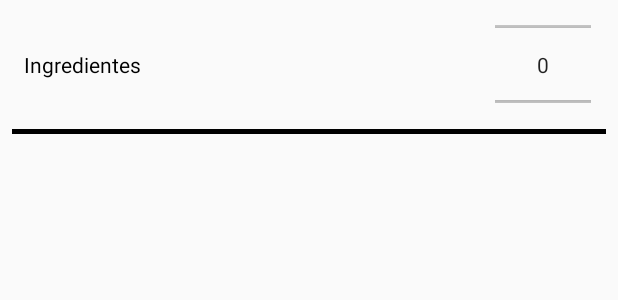
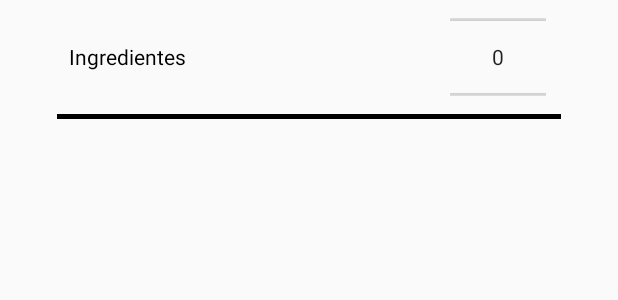
Before and after one commit to mariofelesdossantosjunior/DesafioDextra, an Android app: the layout row_add_ingre.xml on its own in the app's theme, with its tools: preview values and no code run, on a phone screen of 412 x 824 dp. Shown: the top 300 px of the screen. Run offline under Robolectric (Android 15) with nearby library versions, the phone set to English and light mode, and no system bars.

Commit message:
replace size component

```diff
--- a/app/src/main/res/layout/row_add_ingre.xml
+++ b/app/src/main/res/layout/row_add_ingre.xml
@@ -3,7 +3,9 @@
     xmlns:app="http://schemas.android.com/apk/res-auto"
     xmlns:tools="http://schemas.android.com/tools"
     android:layout_width="match_parent"
-    android:layout_height="wrap_content">
+    android:layout_height="wrap_content"
+    android:paddingLeft="30dp"
+    android:paddingRight="30dp">
 
     <TextView
         android:id="@+id/tv_row_add_name"
@@ -23,7 +25,7 @@
     <NumberPicker
         android:id="@+id/np_row_add_qtd"
         android:layout_width="wrap_content"
-        android:layout_height="70dp"
+        android:layout_height="60dp"
         android:layout_alignParentEnd="true"
         android:layout_centerVertical="true"
         android:layout_marginEnd="18dp"
@@ -40,12 +42,12 @@
         android:layout_below="@+id/tv_row_add_name"
         android:layout_marginLeft="8dp"
         android:layout_marginRight="8dp"
+        android:layout_marginTop="8dp"
         android:background="@android:color/black"
         android:text="TextView"
+        app:layout_constraintHorizontal_bias="0.0"
         app:layout_constraintLeft_toLeftOf="parent"
         app:layout_constraintRight_toRightOf="parent"
-        app:layout_constraintHorizontal_bias="0.0"
-        android:layout_marginTop="8dp"
         app:layout_constraintTop_toBottomOf="@+id/np_row_add_qtd" />
 
 </android.support.constraint.ConstraintLayout>
```
